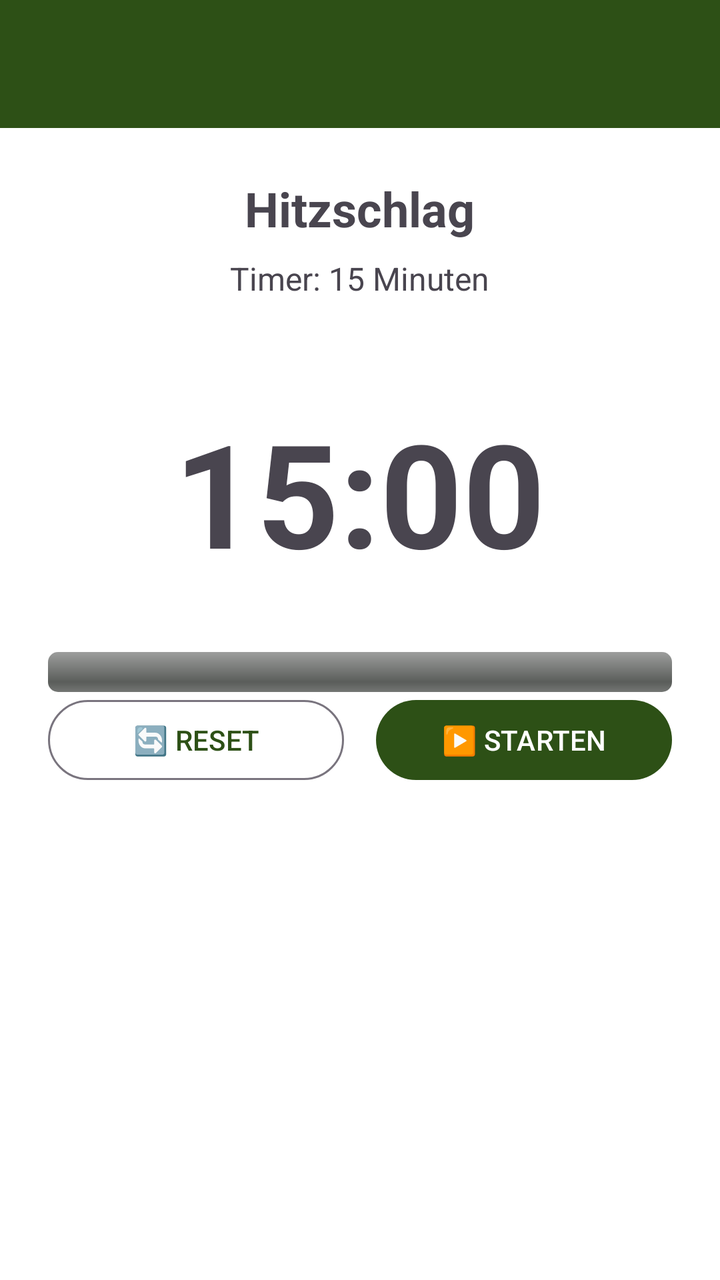
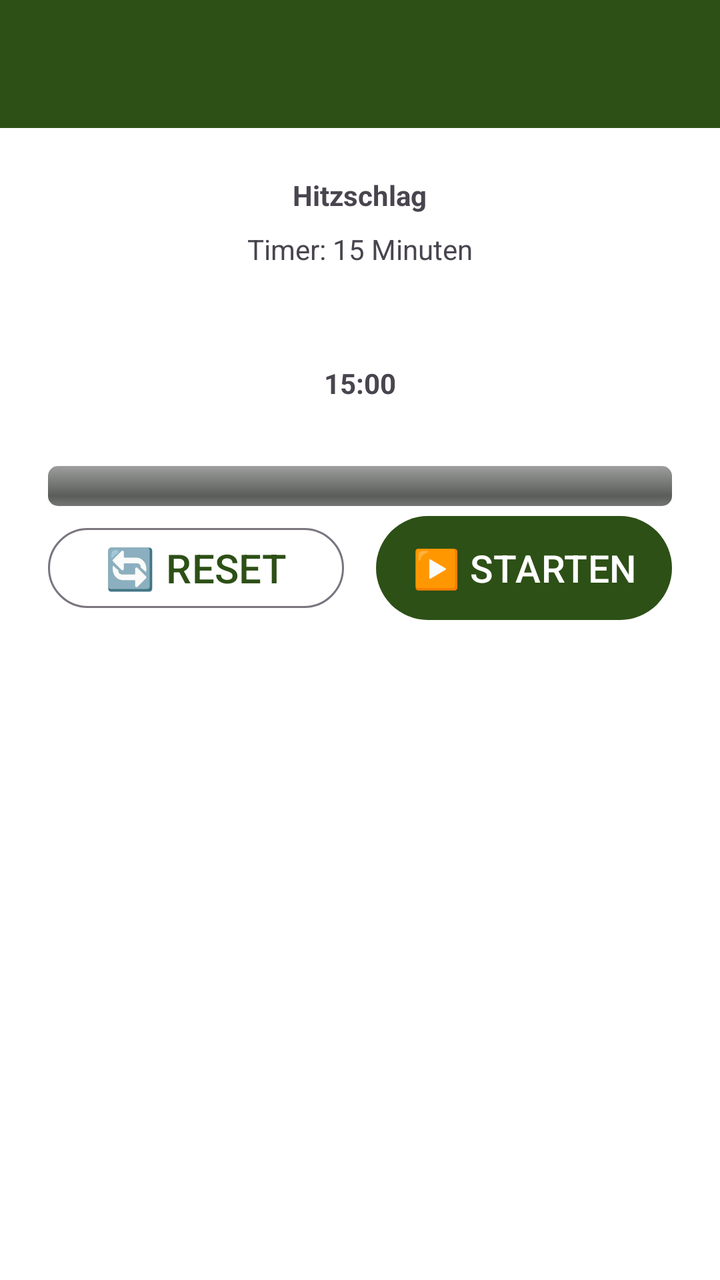

An Android layout rendered at two revisions. The XML below is the earlier revision; the diff shows what the commit changed to produce the second picture.
<!-- AndroidManifest.xml: application theme Theme.HundeWildnis -->
<!-- res/layout/activity_simple_timer.xml -->
<?xml version="1.0" encoding="utf-8"?>
<androidx.coordinatorlayout.widget.CoordinatorLayout
    xmlns:android="http://schemas.android.com/apk/res/android"
    xmlns:app="http://schemas.android.com/apk/res-auto"
    android:layout_width="match_parent"
    android:layout_height="match_parent">

    <com.google.android.material.appbar.AppBarLayout
        android:layout_width="match_parent"
        android:layout_height="wrap_content"
        android:fitsSystemWindows="true">

        <com.google.android.material.appbar.MaterialToolbar
            android:id="@+id/toolbar"
            android:layout_width="match_parent"
            android:layout_height="?attr/actionBarSize"
            android:background="?attr/colorPrimary"
            app:titleTextColor="@android:color/white" />

    </com.google.android.material.appbar.AppBarLayout>

    <androidx.core.widget.NestedScrollView
        android:layout_width="match_parent"
        android:layout_height="match_parent"
        app:layout_behavior="@string/appbar_scrolling_view_behavior"
        android:paddingBottom="80dp"
        android:clipToPadding="false">

        <LinearLayout
            android:layout_width="match_parent"
            android:layout_height="wrap_content"
            android:orientation="vertical"
            android:gravity="center"
            android:padding="24dp">

            
            <TextView
                android:id="@+id/tvTitle"
                android:layout_width="wrap_content"
                android:layout_height="wrap_content"
                android:text="Hitzschlag"
                android:textSize="24sp"
                android:textStyle="bold"
                android:gravity="center" />

            <TextView
                android:id="@+id/tvDescription"
                android:layout_width="wrap_content"
                android:layout_height="wrap_content"
                android:layout_marginTop="8dp"
                android:text="Timer: 15 Minuten"
                android:textSize="16sp"
                android:gravity="center" />

            
            <TextView
                android:id="@+id/tvTime"
                android:layout_width="wrap_content"
                android:layout_height="wrap_content"
                android:layout_marginTop="48dp"
                android:text="15:00"
                android:textSize="72sp"
                android:textStyle="bold" />

            
            <ProgressBar
                android:id="@+id/progressTimer"
                style="@android:style/Widget.ProgressBar.Horizontal"
                android:layout_width="match_parent"
                android:layout_height="20dp"
                android:layout_marginTop="32dp"
                android:max="100"
                android:progress="0"
                android:progressTint="#4CAF50" />

            
            <com.google.android.material.card.MaterialCardView
                android:id="@+id/cardFinished"
                android:layout_width="match_parent"
                android:layout_height="wrap_content"
                android:layout_marginTop="32dp"
                android:visibility="gone"
                app:cardBackgroundColor="#4CAF50"
                app:cardElevation="8dp"
                app:cardCornerRadius="8dp">

                <TextView
                    android:layout_width="match_parent"
                    android:layout_height="wrap_content"
                    android:padding="24dp"
                    android:text="⏱️ ZEIT ABGELAUFEN!\n\nZum Tierarzt!"
                    android:textSize="20sp"
                    android:textStyle="bold"
                    android:textColor="#FFFFFF"
                    android:gravity="center" />

            </com.google.android.material.card.MaterialCardView>

            
            <View
                android:layout_width="match_parent"
                android:layout_height="0dp"
                android:layout_weight="1" />

            
            <LinearLayout
                android:layout_width="match_parent"
                android:layout_height="wrap_content"
                android:orientation="horizontal">

                <com.google.android.material.button.MaterialButton
                    android:id="@+id/btnReset"
                    style="@style/Widget.Material3.Button.OutlinedButton"
                    android:layout_width="0dp"
                    android:layout_height="wrap_content"
                    android:layout_weight="1"
                    android:layout_marginEnd="8dp"
                    android:text="🔄 RESET" />

                <com.google.android.material.button.MaterialButton
                    android:id="@+id/btnStartPause"
                    android:layout_width="0dp"
                    android:layout_height="wrap_content"
                    android:layout_weight="1"
                    android:layout_marginStart="8dp"
                    android:text="▶️ STARTEN"
                    />

            </LinearLayout>

        </LinearLayout>

    </androidx.core.widget.NestedScrollView>

</androidx.coordinatorlayout.widget.CoordinatorLayout>
<!-- resources referenced by this layout -->
<resources>
  <style name="Base.Theme.HundeWildnis" parent="Theme.Material3.Light.NoActionBar">
          <item name="colorPrimary">#2d5016</item>
          <item name="colorPrimaryVariant">#1a3009</item>
          <item name="colorOnPrimary">#FFFFFF</item>
          <item name="colorSecondary">#6b8e4e</item>
          <item name="colorSecondaryVariant">#4a6135</item>
          <item name="colorOnSecondary">#000000</item>
          <item name="android:statusBarColor">?attr/colorPrimaryVariant</item>
  
          <item name="android:navigationBarColor">@android:color/transparent</item>
          <item name="android:windowLightStatusBar">true</item>
          <item name="android:windowLightNavigationBar">true</item>
          <item name="android:enforceNavigationBarContrast" tools:targetApi="q">false</item>
          <item name="android:enforceStatusBarContrast" tools:targetApi="q">false</item>
  
          
          <item name="colorAccent">#2d5016</item>
          <item name="android:textColorPrimary">#000000</item>
  
          
          <item name="materialAlertDialogTheme">@style/AlertDialogTheme</item>
  
          
          <item name="actionMenuTextColor">#FFFFFF</item>
  
          
          <item name="android:windowBackground">#FFFFFF</item>
          <item name="android:colorBackground">#FFFFFF</item>
      </style>
  <style name="AlertDialogTheme" parent="ThemeOverlay.Material3.MaterialAlertDialog">
          
          <item name="colorSurface">#FFFFFF</item>
  
          
          <item name="colorOnSurface">#000000</item>
          <item name="android:textColorPrimary">#000000</item>
  
          
          <item name="buttonBarPositiveButtonStyle">@style/DialogButtonStyle.Light</item>
          <item name="buttonBarNegativeButtonStyle">@style/DialogButtonStyle.Light</item>
          <item name="buttonBarNeutralButtonStyle">@style/DialogButtonStyle.Light</item>
      </style>
  <style name="DialogButtonStyle.Light" parent="Widget.Material3.Button.TextButton.Dialog">
          
          <item name="android:textColor">#2d5016</item>
  
          
          <item name="backgroundTint">@android:color/transparent</item>
  
          
          <item name="rippleColor">#332d5016</item>
      </style>
  <!-- unchanged entries left out for length: 1 -->
</resources>

<!-- the commit's change to res/layout/activity_simple_timer.xml (unified diff, before → after) -->
@@ -5,10 +5,10 @@
     android:layout_width="match_parent"
     android:layout_height="match_parent">
 
-    <com.google.android.material.appbar.AppBarLayout
+    <com.google.android.material.appbar.AppBarLayout android:id="@+id/appbar"
         android:layout_width="match_parent"
         android:layout_height="wrap_content"
-        android:fitsSystemWindows="true">
+        android:fitsSystemWindows="false">
 
         <com.google.android.material.appbar.MaterialToolbar
             android:id="@+id/toolbar"
@@ -39,7 +39,7 @@
                 android:layout_width="wrap_content"
                 android:layout_height="wrap_content"
                 android:text="Hitzschlag"
-                android:textSize="24sp"
+                android:textSize="@dimen/text_body_medium"
                 android:textStyle="bold"
                 android:gravity="center" />
 
@@ -49,7 +49,7 @@
                 android:layout_height="wrap_content"
                 android:layout_marginTop="8dp"
                 android:text="Timer: 15 Minuten"
-                android:textSize="16sp"
+                android:textSize="@dimen/text_body_medium"
                 android:gravity="center" />
 
             
@@ -59,7 +59,7 @@
                 android:layout_height="wrap_content"
                 android:layout_marginTop="48dp"
                 android:text="15:00"
-                android:textSize="72sp"
+                android:textSize="@dimen/text_body_medium"
                 android:textStyle="bold" />
 
             
@@ -67,7 +67,7 @@
                 android:id="@+id/progressTimer"
                 style="@android:style/Widget.ProgressBar.Horizontal"
                 android:layout_width="match_parent"
-                android:layout_height="20dp"
+                android:layout_height="wrap_content"
                 android:layout_marginTop="32dp"
                 android:max="100"
                 android:progress="0"
@@ -89,7 +89,7 @@
                     android:layout_height="wrap_content"
                     android:padding="24dp"
                     android:text="⏱️ ZEIT ABGELAUFEN!\n\nZum Tierarzt!"
-                    android:textSize="20sp"
+                    android:textSize="@dimen/text_body_medium"
                     android:textStyle="bold"
                     android:textColor="#FFFFFF"
                     android:gravity="center" />
@@ -99,7 +99,7 @@
             
             <View
                 android:layout_width="match_parent"
-                android:layout_height="0dp"
+                android:layout_height="1dp"
                 android:layout_weight="1" />
 
             
<!-- resource entries referenced after the edit -->
@@ -1,17 +1,21 @@
 <!-- resources referenced by this layout -->
 <resources>
+  <dimen name="text_body_medium">14sp</dimen>
   <style name="Base.Theme.HundeWildnis" parent="Theme.Material3.Light.NoActionBar">
+          
+          <item name="materialButtonStyle">@style/Widget.App.Button</item>
+  
           <item name="colorPrimary">#2d5016</item>
           <item name="colorPrimaryVariant">#1a3009</item>
           <item name="colorOnPrimary">#FFFFFF</item>
           <item name="colorSecondary">#6b8e4e</item>
           <item name="colorSecondaryVariant">#4a6135</item>
           <item name="colorOnSecondary">#000000</item>
-          <item name="android:statusBarColor">?attr/colorPrimaryVariant</item>
-  
+          <item name="android:statusBarColor">@android:color/transparent</item>
           <item name="android:navigationBarColor">@android:color/transparent</item>
+          <item name="android:windowDrawsSystemBarBackgrounds">true</item>
           <item name="android:windowLightStatusBar">true</item>
-          <item name="android:windowLightNavigationBar">true</item>
+          <item name="android:windowLightNavigationBar" tools:targetApi="27">true</item>
           <item name="android:enforceNavigationBarContrast" tools:targetApi="q">false</item>
           <item name="android:enforceStatusBarContrast" tools:targetApi="q">false</item>
   
@@ -21,13 +25,26 @@
   
           
           <item name="materialAlertDialogTheme">@style/AlertDialogTheme</item>
+          <item name="alertDialogTheme">@style/AlertDialogTheme</item>
   
           
           <item name="actionMenuTextColor">#FFFFFF</item>
+          <item name="actionOverflowButtonStyle">@style/Widget.App.Overflow</item>
   
           
           <item name="android:windowBackground">#FFFFFF</item>
           <item name="android:colorBackground">#FFFFFF</item>
+      </style>
+  <style name="Widget.App.Button" parent="Widget.Material3.Button">
+          <item name="autoSizeTextType">uniform</item>
+          <item name="autoSizeMinTextSize">12sp</item>
+          <item name="autoSizeMaxTextSize">@dimen/text_button_large</item>
+          <item name="autoSizeStepGranularity">1sp</item>
+          <item name="android:maxLines">2</item>
+          <item name="android:ellipsize">end</item>
+          <item name="android:paddingStart">16dp</item>
+          <item name="android:paddingEnd">16dp</item>
+          <item name="android:minHeight">60dp</item>
       </style>
   <style name="AlertDialogTheme" parent="ThemeOverlay.Material3.MaterialAlertDialog">
           
@@ -41,10 +58,39 @@
           <item name="buttonBarPositiveButtonStyle">@style/DialogButtonStyle.Light</item>
           <item name="buttonBarNegativeButtonStyle">@style/DialogButtonStyle.Light</item>
           <item name="buttonBarNeutralButtonStyle">@style/DialogButtonStyle.Light</item>
+  
+          
+          <item name="buttonBarStyle">@style/Widget.App.ButtonBar</item>
+  
+          
+          <item name="android:buttonStyle">@style/DialogButtonStyle.Light</item>
       </style>
+  <style name="Widget.App.Overflow" parent="Widget.AppCompat.ActionButton.Overflow">
+          <item name="android:src">@drawable/ic_menu_hamburger</item>
+      </style>
+  <dimen name="text_button_large">20sp</dimen>
   <style name="DialogButtonStyle.Light" parent="Widget.Material3.Button.TextButton.Dialog">
           
           <item name="android:textColor">#2d5016</item>
+  
+          
+          <item name="android:textSize">13sp</item>
+          <item name="android:textAllCaps">false</item>
+          <item name="android:maxLines">2</item>
+          <item name="android:singleLine">false</item>
+          <item name="android:ellipsize">none</item>
+          <item name="autoSizeTextType">uniform</item>
+          <item name="autoSizeMinTextSize">10sp</item>
+          <item name="autoSizeMaxTextSize">16sp</item>
+  
+          
+          <item name="android:paddingStart">2dp</item>
+          <item name="android:paddingEnd">2dp</item>
+          <item name="android:minWidth">0dp</item>
+          <item name="android:insetLeft">0dp</item>
+          <item name="android:insetRight">0dp</item>
+          <item name="android:insetTop">0dp</item>
+          <item name="android:insetBottom">0dp</item>
   
           
           <item name="backgroundTint">@android:color/transparent</item>
@@ -52,6 +98,19 @@
           
           <item name="rippleColor">#332d5016</item>
       </style>
+  <style name="Widget.App.ButtonBar" parent="Widget.AppCompat.ButtonBar.AlertDialog">
+          <item name="android:padding">0dp</item>
+      </style>
+  <!-- drawable ic_menu_hamburger (drawable) -->
+  <vector xmlns:android="http://schemas.android.com/apk/res/android"
+      android:width="24dp"
+      android:height="24dp"
+      android:viewportWidth="24"
+      android:viewportHeight="24">
+      <path
+          android:fillColor="#FFFFFF"
+          android:pathData="M3,18h18v-2H3V18z M3,13h18v-2H3V13z M3,6v2h18V6H3z" />
+  </vector>
   <!-- unchanged entries left out for length: 1 -->
 </resources>
 
